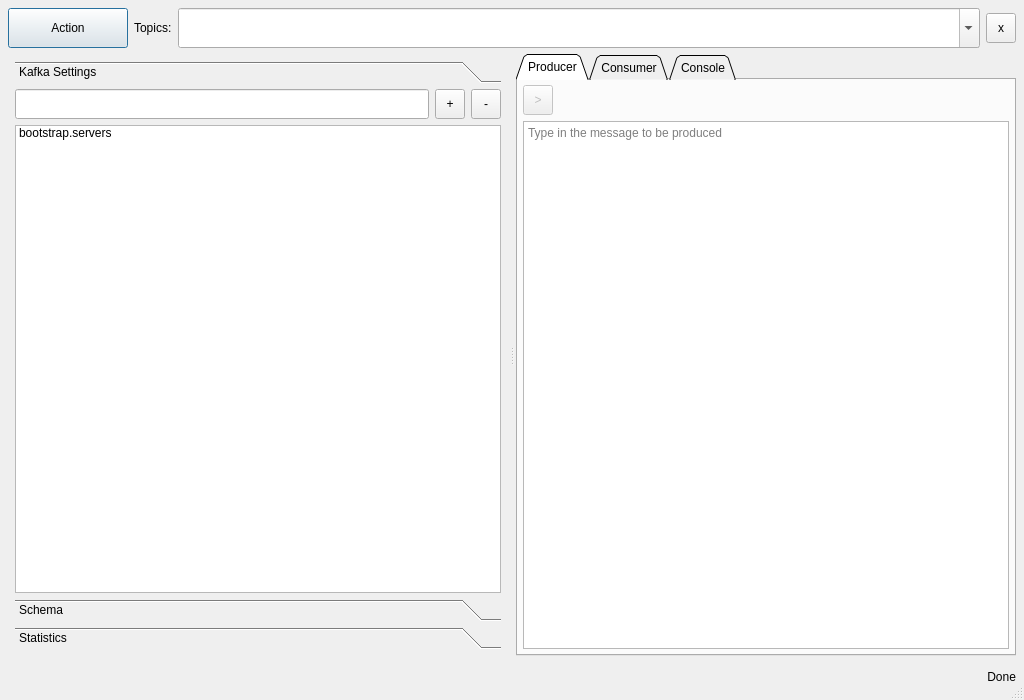
Before: the Qt Designer form src/app/kafman/src/main/resources/forms/main_qt_view.ui in yorevs/hspylib, drawn with Qt 5.
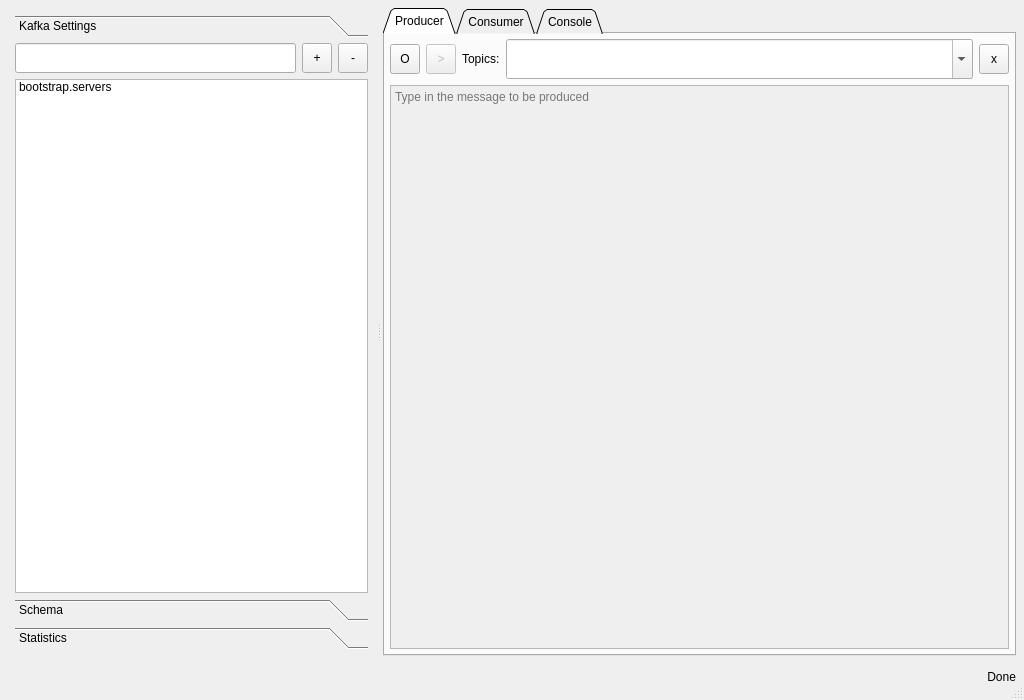
After: the same form once the commit is applied. The open tabs and pages were chosen to show the change. Custom widgets are drawn as their Qt base class.

Diff of the .ui file:
```diff
--- a/src/app/kafman/src/main/resources/forms/main_qt_view.ui
+++ b/src/app/kafman/src/main/resources/forms/main_qt_view.ui
@@ -29,139 +29,6 @@
    <property name="bottomMargin">
     <number>8</number>
    </property>
-   <item>
-    <widget class="QFrame" name="frame_upper">
-     <property name="sizePolicy">
-      <sizepolicy hsizetype="Preferred" vsizetype="Fixed">
-       <horstretch>0</horstretch>
-       <verstretch>0</verstretch>
-      </sizepolicy>
-     </property>
-     <property name="minimumSize">
-      <size>
-       <width>0</width>
-       <height>40</height>
-      </size>
-     </property>
-     <property name="frameShape">
-      <enum>QFrame::NoFrame</enum>
-     </property>
-     <property name="frameShadow">
-      <enum>QFrame::Raised</enum>
-     </property>
-     <layout class="QGridLayout" name="gridLayout">
-      <property name="leftMargin">
-       <number>0</number>
-      </property>
-      <property name="topMargin">
-       <number>0</number>
-      </property>
-      <property name="rightMargin">
-       <number>0</number>
-      </property>
-      <property name="bottomMargin">
-       <number>0</number>
-      </property>
-      <item row="1" column="6">
-       <widget class="HComboBox" name="cmb_topic">
-        <property name="sizePolicy">
-         <sizepolicy hsizetype="Expanding" vsizetype="Fixed">
-          <horstretch>0</horstretch>
-          <verstretch>0</verstretch>
-         </sizepolicy>
-        </property>
-        <property name="minimumSize">
-         <size>
-          <width>300</width>
-          <height>40</height>
-         </size>
-        </property>
-        <property name="layoutDirection">
-         <enum>Qt::LeftToRight</enum>
-        </property>
-        <property name="editable">
-         <bool>true</bool>
-        </property>
-        <property name="insertPolicy">
-         <enum>QComboBox::InsertAtTop</enum>
-        </property>
-        <property name="minimumContentsLength">
-         <number>0</number>
-        </property>
-        <property name="iconSize">
-         <size>
-          <width>24</width>
-          <height>24</height>
-         </size>
-        </property>
-       </widget>
-      </item>
-      <item row="1" column="5">
-       <widget class="QLabel" name="lbl_topic">
-        <property name="text">
-         <string>Topics:</string>
-        </property>
-       </widget>
-      </item>
-      <item row="1" column="7">
-       <widget class="QToolButton" name="tbtn_clear_topics">
-        <property name="minimumSize">
-         <size>
-          <width>30</width>
-          <height>30</height>
-         </size>
-        </property>
-        <property name="maximumSize">
-         <size>
-          <width>30</width>
-          <height>30</height>
-         </size>
-        </property>
-        <property name="text">
-         <string>x</string>
-        </property>
-        <property name="iconSize">
-         <size>
-          <width>24</width>
-          <height>24</height>
-         </size>
-        </property>
-       </widget>
-      </item>
-      <item row="1" column="4">
-       <widget class="QPushButton" name="btn_action">
-        <property name="minimumSize">
-         <size>
-          <width>120</width>
-          <height>40</height>
-         </size>
-        </property>
-        <property name="maximumSize">
-         <size>
-          <width>120</width>
-          <height>16777215</height>
-         </size>
-        </property>
-        <property name="text">
-         <string>Action</string>
-        </property>
-        <property name="iconSize">
-         <size>
-          <width>24</width>
-          <height>24</height>
-         </size>
-        </property>
-        <property name="autoDefault">
-         <bool>false</bool>
-        </property>
-        <property name="default">
-         <bool>true</bool>
-        </property>
-       </widget>
-      </item>
-     </layout>
-    </widget>
-   </item>
    <item>
     <widget class="QSplitter" name="splitter_pane">
      <property name="orientation">
@@ -227,8 +94,8 @@
            <rect>
             <x>0</x>
             <y>0</y>
-            <width>294</width>
-            <height>472</height>
+            <width>423</width>
+            <height>528</height>
            </rect>
           </property>
           <attribute name="label">
@@ -851,35 +718,133 @@
             <number>5</number>
            </property>
            <item>
-            <widget class="QToolButton" name="tbtn_produce">
-             <property name="enabled">
-              <bool>false</bool>
-             </property>
-             <property name="minimumSize">
-              <size>
-               <width>30</width>
-               <height>30</height>
-              </size>
-             </property>
-             <property name="maximumSize">
-              <size>
-               <width>30</width>
-               <height>30</height>
-              </size>
-             </property>
-             <property name="text">
-              <string>&gt;</string>
-             </property>
-             <property name="iconSize">
-              <size>
-               <width>24</width>
-               <height>24</height>
-              </size>
-             </property>
-            </widget>
+            <layout class="QGridLayout" name="gridLayout_8">
+             <item row="0" column="0">
+              <widget class="QToolButton" name="tbtn_prod_connect">
+               <property name="minimumSize">
+                <size>
+                 <width>30</width>
+                 <height>30</height>
+                </size>
+               </property>
+               <property name="maximumSize">
+                <size>
+                 <width>30</width>
+                 <height>30</height>
+                </size>
+               </property>
+               <property name="text">
+                <string>O</string>
+               </property>
+               <property name="iconSize">
+                <size>
+                 <width>24</width>
+                 <height>24</height>
+                </size>
+               </property>
+              </widget>
+             </item>
+             <item row="0" column="4">
+              <widget class="QToolButton" name="tbtn_prod_clear_topics">
+               <property name="minimumSize">
+                <size>
+                 <width>30</width>
+                 <height>30</height>
+                </size>
+               </property>
+               <property name="maximumSize">
+                <size>
+                 <width>30</width>
+                 <height>30</height>
+                </size>
+               </property>
+               <property name="text">
+                <string>x</string>
+               </property>
+               <property name="iconSize">
+                <size>
+                 <width>24</width>
+                 <height>24</height>
+                </size>
+               </property>
+              </widget>
+             </item>
+             <item row="0" column="1">
+              <widget class="QToolButton" name="tbtn_produce">
+               <property name="enabled">
+                <bool>false</bool>
+               </property>
+               <property name="minimumSize">
+                <size>
+                 <width>30</width>
+                 <height>30</height>
+                </size>
+               </property>
+               <property name="maximumSize">
+                <size>
+                 <width>30</width>
+                 <height>30</height>
+                </size>
+               </property>
+               <property name="text">
+                <string>&gt;</string>
+               </property>
+               <property name="iconSize">
+                <size>
+                 <width>24</width>
+                 <height>24</height>
+                </size>
+               </property>
+              </widget>
+             </item>
+             <item row="0" column="3">
+              <widget class="HComboBox" name="cmb_prod_topics">
+               <property name="sizePolicy">
+                <sizepolicy hsizetype="Expanding" vsizetype="Fixed">
+                 <horstretch>0</horstretch>
+                 <verstretch>0</verstretch>
+                </sizepolicy>
+               </property>
+               <property name="minimumSize">
+                <size>
+                 <width>300</width>
+                 <height>40</height>
+                </size>
+               </property>
+               <property name="layoutDirection">
+                <enum>Qt::LeftToRight</enum>
+               </property>
+               <property name="editable">
+                <bool>true</bool>
+               </property>
+               <property name="insertPolicy">
+                <enum>QComboBox::InsertAtTop</enum>
+               </property>
+               <property name="minimumContentsLength">
+                <number>0</number>
+               </property>
+               <property name="iconSize">
+                <size>
+                 <width>24</width>
+                 <height>24</height>
+                </size>
+               </property>
+              </widget>
+             </item>
+             <item row="0" column="2">
+              <widget class="QLabel" name="lbl_prod_topics">
+               <property name="text">
+                <string>Topics:</string>
+               </property>
+              </widget>
+             </item>
+            </layout>
            </item>
            <item>
             <widget class="HConsole" name="txt_producer">
+             <property name="enabled">
+              <bool>false</bool>
+             </property>
              <property name="undoRedoEnabled">
               <bool>true</bool>
              </property>
```
Left out of the diff: 137 changed lines with no effect on the pictures.
